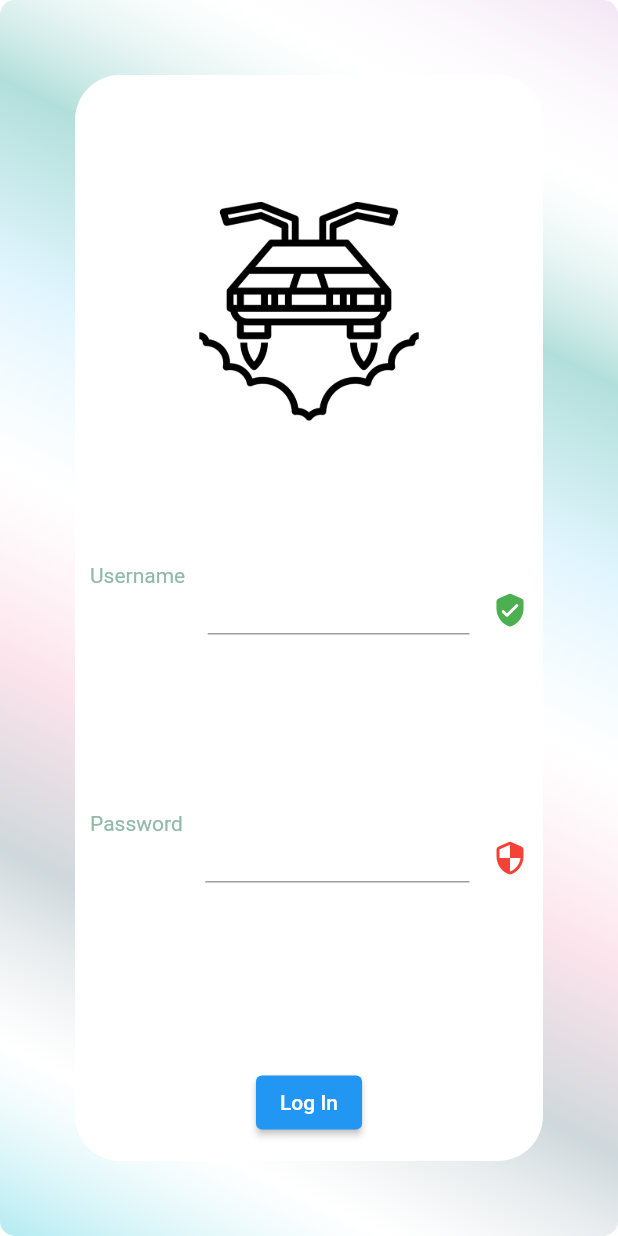
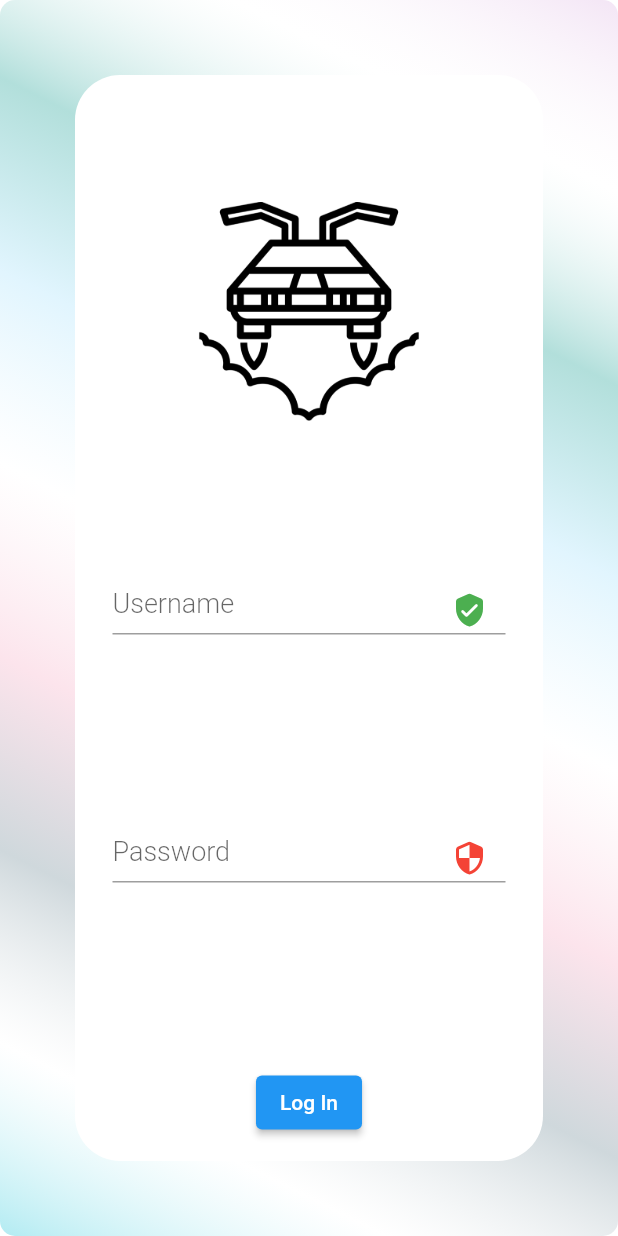
Before and after one commit to IntroCompuMovil202210M/WheelsPUJ, a Flutter app: the screen it shows after launch, on a phone screen of 412 x 824 dp. Run offline on Flutter 3.47's test engine with Material 2 defaults, Android fonts, the light colour scheme and no system bars.

Commit message:
Figma style

```diff
--- a/lib/login/login.dart
+++ b/lib/login/login.dart
@@ -25,23 +25,20 @@ class _InputFieldState extends State<InputField> {
           mainAxisAlignment: MainAxisAlignment.spaceAround,
           crossAxisAlignment: CrossAxisAlignment.stretch,
           children: [
-            Text(
-              widget.text,
-              textAlign: TextAlign.center,
-              style: const TextStyle(color: Color(0xff8fb9a8)),
-            ),
             Expanded(
                 child: Padding(
               padding: const EdgeInsets.all(15.0),
               child: TextField(
                 obscureText: widget.hide,
                 controller: _text,
-                decoration: const InputDecoration(
-                  border: UnderlineInputBorder()
-                ),
+                decoration: InputDecoration(
+                    suffixIcon: widget.icon,
+                    hintText: widget.text,
+                    hintStyle: const TextStyle(
+                        fontSize: 18, fontWeight: FontWeight.w300),
+                    border: const UnderlineInputBorder()),
               ),
-            )),
-            widget.icon
+            ))
           ],
         ),
       ),
```
